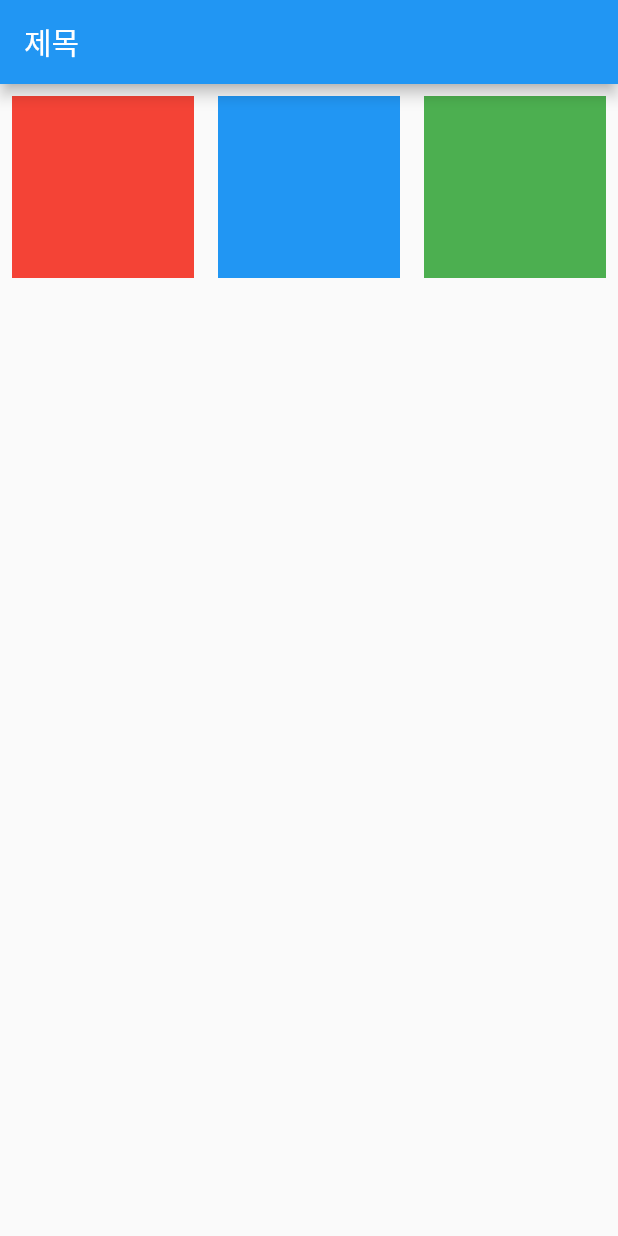
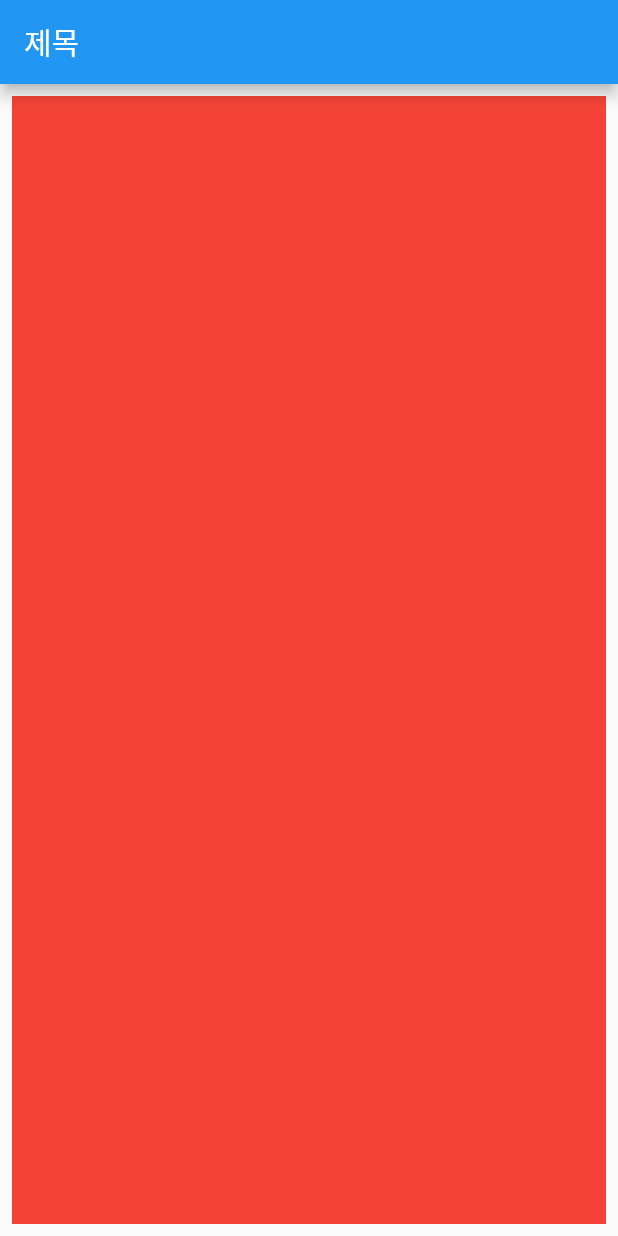
Before and after one commit to sekisuri/Flutter-Example, a Flutter app: the screen it shows after launch, on a phone screen of 412 x 824 dp. Run offline on Flutter 3.47's test engine with Material 2 defaults, Android fonts, the phone set to English and light mode, and no system bars.

```diff
--- a/lib/main.dart
+++ b/lib/main.dart
@@ -28,8 +28,8 @@ class HomeScreen extends StatelessWidget {
       appBar: AppBar(
         title:  Text('제목'),
       ),
-      body: GridView.count(
-        crossAxisCount: 3,
+      body: PageView(
+
         children: <Widget>[
           Container(
             color: Colors.red,
```
